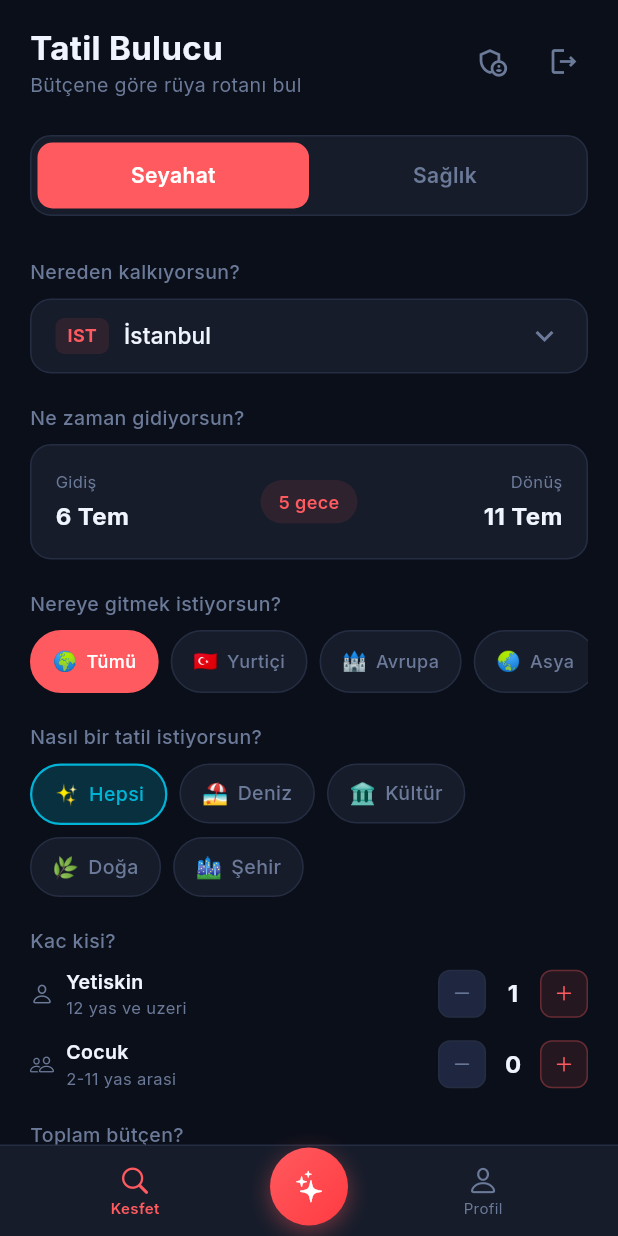
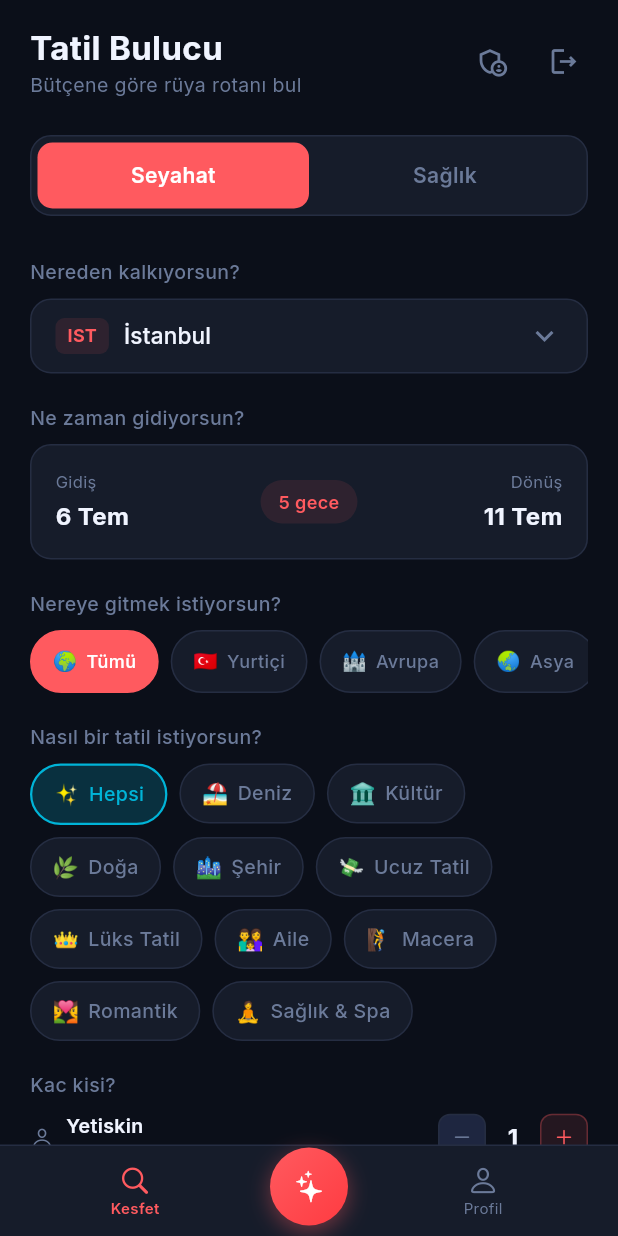
Before and after one commit to samet-fito/tatil-mobile, a Flutter app: the screen it shows once a user with an empty profile is signed in, on a phone screen of 412 x 824 dp. Run offline on Flutter 3.47's test engine with Material 3 defaults, Android fonts, the phone set to English and light mode, and no system bars; our stand-ins replace cached_network_image, google_fonts, shared_preferences, shimmer, supabase_flutter; accounts and stored records are empty.

Commit message:
Vibe badge, match percentage, tarih gosterimi tamamlandi

```diff
--- a/lib/screens/search_screen.dart
+++ b/lib/screens/search_screen.dart
@@ -48,6 +48,12 @@ class _SearchScreenState extends State<SearchScreen> {
   {'value': 'culture', 'label': 'Kültür', 'emoji': '🏛️'},
   {'value': 'nature', 'label': 'Doğa', 'emoji': '🌿'},
   {'value': 'city', 'label': 'Şehir', 'emoji': '🏙️'},
+  {'value': 'budget', 'label': 'Ucuz Tatil', 'emoji': '💸'},
+  {'value': 'luxury', 'label': 'Lüks Tatil', 'emoji': '👑'},
+  {'value': 'family', 'label': 'Aile', 'emoji': '👨‍👩‍👧'},
+  {'value': 'adventure', 'label': 'Macera', 'emoji': '🧗'},
+  {'value': 'romantic', 'label': 'Romantik', 'emoji': '💑'},
+  {'value': 'wellness', 'label': 'Sağlık & Spa', 'emoji': '🧘'},
 ];
 
   String? _selectedContinent;
```
Lines whose indentation alone changed are shown as unchanged.
